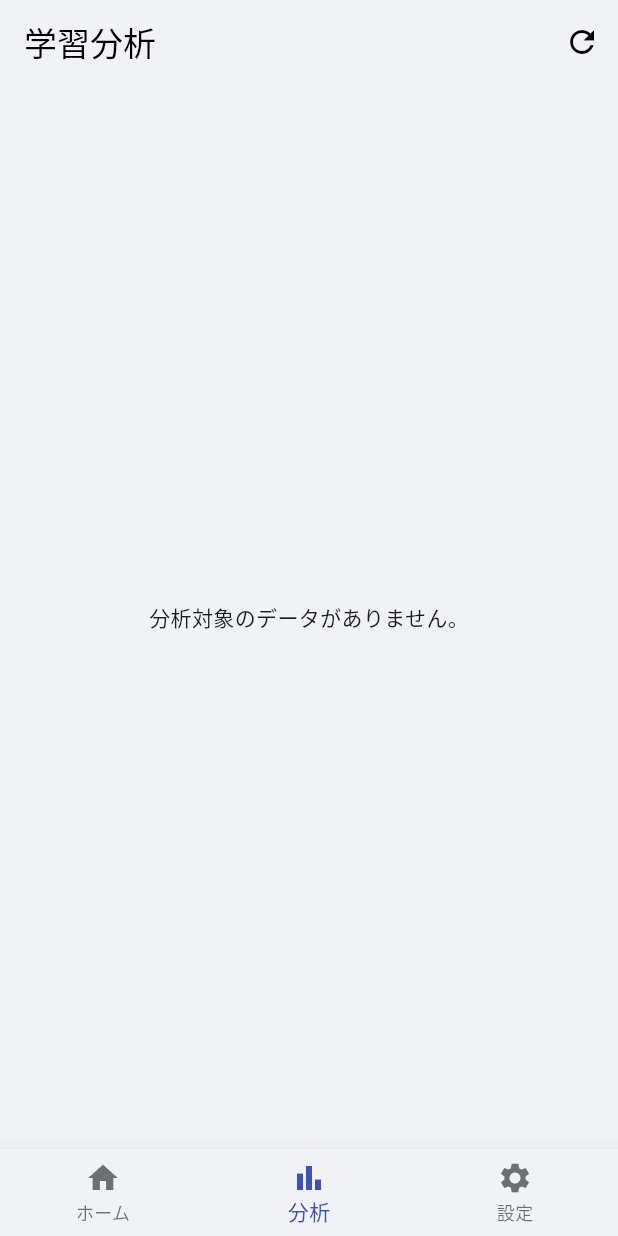
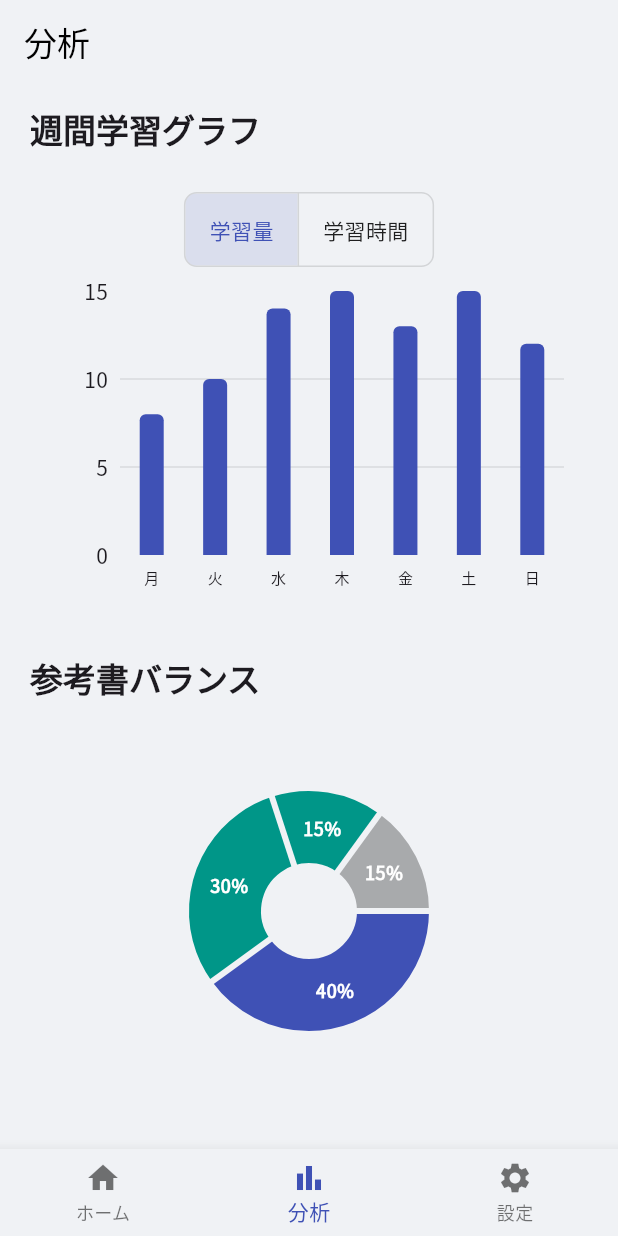
Before and after one commit to Nyao0410/Catalyze, a Flutter app: the screen it shows once a user with an empty profile is signed in, item 2 of the bottom bar chosen, on a phone screen of 412 x 824 dp. Run offline on Flutter 3.47's test engine with Material 3 defaults, Android fonts, the light colour scheme and no system bars; drawn by our look-alikes of fl_chart; our stand-ins replace cloud_firestore, firebase_auth, firebase_core, google_fonts; accounts and stored records are empty.

Commit message:
v1.3.5　UIウィジェット化

```diff
--- a/lib/main_scaffold.dart
+++ b/lib/main_scaffold.dart
@@ -1,6 +1,6 @@
 import 'package:flutter/material.dart';
 import 'package:study_ai_assistant/screens/analysis_screen.dart';
-import 'package:study_ai_assistant/screens/home_screen.dart';
+import 'package:study_ai_assistant/screens/home/home_screen.dart'; // 修正
 import 'package:study_ai_assistant/screens/settings_screen.dart';
 
 class MainScaffold extends StatefulWidget {
@@ -14,7 +14,7 @@ class _MainScaffoldState extends State<MainScaffold> {
   int _selectedIndex = 0;
 
   static const List<Widget> _widgetOptions = <Widget>[
-    HomeScreen(),
+    HomeScreen(), // 修正
     AnalysisScreen(),
     SettingsScreen(),
   ];
--- a/lib/screens/analysis_screen.dart
+++ b/lib/screens/analysis_screen.dart
@@ -1,12 +1,7 @@
 import 'package:flutter/material.dart';
 import 'package:study_ai_assistant/constants/app_sizes.dart';
-import 'package:study_ai_assistant/models/learning_record.dart';
-import 'package:study_ai_assistant/models/study_plan.dart';
-import 'package:study_ai_assistant/services/plan_service.dart';
-import 'package:fl_chart/fl_chart.dart';
-import 'package:intl/intl.dart';
-
-enum ChartType { pt, amount }
+import 'package:study_ai_assistant/widgets/analysis/book_balance_pie_chart.dart';
+import 'package:study_ai_assistant/widgets/analysis/weekly_bar_chart.dart';
 
 class AnalysisScreen extends StatefulWidget {
   const AnalysisScreen({super.key});
@@ -16,200 +11,100 @@ class AnalysisScreen extends StatefulWidget {
 }
 
 class _AnalysisScreenState extends State<AnalysisScreen> {
-  final PlanService _planService = PlanService();
-  late Future<Map<String, dynamic>> _analysisDataFuture;
-  ChartType _selectedChartType = ChartType.pt; // 表示切り替え用の状態
-
-  @override
-  void initState() {
-    super.initState();
-    _analysisDataFuture = _fetchAnalysisData();
-  }
-
-  Future<Map<String, dynamic>> _fetchAnalysisData() async {
-    final plans = await _planService.getStudyPlans().first;
-    final Map<String, List<LearningRecord>> allRecords = {};
-    for (final plan in plans) {
-      final records = await _planService.getLearningRecords(plan.id).first;
-      allRecords[plan.id] = records;
-    }
-    return {'plans': plans, 'allRecords': allRecords};
-  }
+  // 棒グラフの表示種別を管理する状態変数
+  BarChartType _barChartType = BarChartType.amount;
 
   @override
   Widget build(BuildContext context) {
+    final theme = Theme.of(context);
+    final colorScheme = theme.colorScheme;
+
     return Scaffold(
+      backgroundColor: colorScheme.surface,
       appBar: AppBar(
-        title: const Text('学習分析'),
-        actions: [
-          IconButton(
-            icon: const Icon(Icons.refresh),
-            onPressed: () {
-              setState(() {
-                _analysisDataFuture = _fetchAnalysisData();
-              });
-            },
+        title: const Text('分析'),
+        backgroundColor: colorScheme.surface,
+        elevation: 0,
       ),
+      body: SingleChildScrollView(
+        padding: const EdgeInsets.all(p16), // AppSizes.p16 -> p16
+        child: Column(
+          crossAxisAlignment: CrossAxisAlignment.start,
+          children: [
+            _buildSectionTitle(context, '週間学習グラフ'),
+            _buildBarChartCard(context),
+            const SizedBox(height: p24), // AppSizes.p24 -> p24
+            _buildSectionTitle(context, '参考書バランス'),
+            _buildPieChartCard(context),
           ],
         ),
-      body: FutureBuilder<Map<String, dynamic>>(
-        future: _analysisDataFuture,
-        builder: (context, snapshot) {
-          if (snapshot.connectionState == ConnectionState.waiting) {
-            return const Center(child: CircularProgressIndicator());
-          }
-          if (snapshot.hasError) {
-            return Center(child: Text('エラーが発生しました: ${snapshot.error}'));
-          }
-          if (!snapshot.hasData || (snapshot.data!['plans'] as List).isEmpty) {
-            return const Center(child: Text('分析対象のデータがありません。'));
-          }
-
-          final List<StudyPlan> plans = snapshot.data!['plans'];
-          final Map<String, List<LearningRecord>> allRecords = snapshot.data!['allRecords'];
-
-          return ListView(
-            padding: const EdgeInsets.all(p16),
-            children: [
-              _buildWeeklyChart(allRecords),
-              gapH24,
-              _buildBalanceChart(plans, allRecords),
-              gapH24,
-              _buildGapAnalysis(plans, allRecords),
-            ],
-          );
-        },
       ),
     );
   }
 
-  Widget _buildSectionTitle(String title, {Widget? trailing}) {
+  // セクションタイトルを生成するヘルパーメソッド
+  Widget _buildSectionTitle(BuildContext context, String title) {
     return Padding(
-      padding: const EdgeInsets.only(bottom: p16),
-      child: Row(
-        mainAxisAlignment: MainAxisAlignment.spaceBetween,
-        children: [
-          Text(title, style: Theme.of(context).textTheme.titleLarge),
-          if (trailing != null) trailing,
-        ],
+      padding: const EdgeInsets.only(left: p4, bottom: p8), // AppSizes.p4 -> p4, AppSizes.p8 -> p8
+      child: Text(
+        title,
+        style: Theme.of(context).textTheme.titleLarge?.copyWith(
+              fontWeight: FontWeight.bold,
+            ),
       ),
     );
   }
 
-  Widget _buildWeeklyChart(Map<String, List<LearningRecord>> allRecords) {
-    final weeklyData = <int, double>{ for (int i = 0; i < 7; i++) i: 0.0 };
-    final today = DateTime.now();
-
-    allRecords.values.expand((records) => records).forEach((record) {
-      final diff = today.difference(record.recordDate).inDays;
-      if (diff >= 0 && diff < 7) {
-        final value = _selectedChartType == ChartType.pt
-            ? record.actualPt.toDouble()
-            : record.pagesCompleted.toDouble();
-        weeklyData[diff] = (weeklyData[diff] ?? 0.0) + value;
-      }
-    });
-
-    final barGroups = List.generate(7, (index) {
-      final dayIndex = 6 - index;
-      return BarChartGroupData(
-        x: index,
-        barRods: [BarChartRodData(toY: weeklyData[dayIndex] ?? 0.0, color: Theme.of(context).colorScheme.primary, width: 16)],
-      );
-    });
-
-    return Column(
-      crossAxisAlignment: CrossAxisAlignment.start,
+  // 棒グラフのカードUI
+  Widget _buildBarChartCard(BuildContext context) {
+    final theme = Theme.of(context);
+    return Card(
+      elevation: 0,
+      color: theme.colorScheme.surface,
+      shape: RoundedRectangleBorder(
+        borderRadius: BorderRadius.circular(p12), // AppSizes.p12 -> p12
+      ),
+      child: Padding(
+        padding: const EdgeInsets.all(p16), // AppSizes.p16 -> p16
+        child: Column(
           children: [
-        _buildSectionTitle(
-          '週間学習グラフ',
-          trailing: ToggleButtons(
-            isSelected: [_selectedChartType == ChartType.pt, _selectedChartType == ChartType.amount],
+            // 「学習量」「学習時間」を切り替えるトグル
+            ToggleButtons(
+              isSelected: [_barChartType == BarChartType.amount, _barChartType == BarChartType.time],
               onPressed: (index) {
                 setState(() {
-                _selectedChartType = index == 0 ? ChartType.pt : ChartType.amount;
+                  _barChartType = index == 0 ? BarChartType.amount : BarChartType.time;
                 });
               },
-            borderRadius: BorderRadius.circular(8),
-            children: const [Padding(padding: EdgeInsets.symmetric(horizontal: 8), child: Text('PT')), Padding(padding: EdgeInsets.symmetric(horizontal: 8), child: Text('量'))],
+              borderRadius: BorderRadius.circular(p8), // AppSizes.p8 -> p8
+              children: const [
+                Padding(padding: EdgeInsets.symmetric(horizontal: p16), child: Text('学習量')),
+                Padding(padding: EdgeInsets.symmetric(horizontal: p16), child: Text('学習時間')),
+              ],
+            ),
+            const SizedBox(height: p16), // AppSizes.p16 -> p16
+            // 新しく作成した棒グラフウィジェットを呼び出し
+            WeeklyBarChart(barChartType: _barChartType),
+          ],
         ),
       ),
-        SizedBox(
-          height: 200,
-          child: BarChart(
-            BarChartData(
-              barGroups: barGroups,
-              titlesData: FlTitlesData(
-                bottomTitles: AxisTitles(
-                  sideTitles: SideTitles(
-                    showTitles: true,
-                    getTitlesWidget: (value, meta) {
-                      final day = today.subtract(Duration(days: 6 - value.toInt()));
-                      return Text(DateFormat('E', 'ja_JP').format(day));
-                    },
-                  ),
-                ),
-                leftTitles: const AxisTitles(sideTitles: SideTitles(showTitles: true, reservedSize: 32)),
-                topTitles: const AxisTitles(sideTitles: SideTitles(showTitles: false)),
-                rightTitles: const AxisTitles(sideTitles: SideTitles(showTitles: false)),
-              ),
-              borderData: FlBorderData(show: false),
-              gridData: const FlGridData(show: true, drawVerticalLine: false),
-            ),
-          ),
-        ),
-      ],
     );
   }
 
-  Widget _buildBalanceChart(List<StudyPlan> plans, Map<String, List<LearningRecord>> allRecords) {
-    final Map<String, double> balanceData = {};
-    for (final plan in plans) {
-      final totalPt = allRecords[plan.id]!.fold<double>(0.0, (sum, record) => sum + record.actualPt);
-      if (totalPt > 0) {
-        balanceData[plan.title] = totalPt;
-      }
-    }
-    if (balanceData.isEmpty) return const SizedBox.shrink();
-
-    final pieChartSections = balanceData.entries.map((entry) {
-      return PieChartSectionData(
-        value: entry.value,
-        title: '${entry.value.toStringAsFixed(0)} PT',
-        color: Colors.primaries[balanceData.keys.toList().indexOf(entry.key) % Colors.primaries.length],
-        radius: 80,
-      );
-    }).toList();
-
-    return Column(
-      crossAxisAlignment: CrossAxisAlignment.start,
-      children: [
-        _buildSectionTitle('参考書バランス'),
-        SizedBox(height: 200, child: PieChart(PieChartData(sections: pieChartSections))),
-      ],
-    );
-  }
-
-  Widget _buildGapAnalysis(List<StudyPlan> plans, Map<String, List<LearningRecord>> allRecords) {
-    return Column(
-      crossAxisAlignment: CrossAxisAlignment.start,
-      children: [
-        _buildSectionTitle('予測PTギャップ分析'),
-        ...plans.map((plan) {
-          final totalActualPt = allRecords[plan.id]!.fold<int>(0, (sum, record) => sum + record.actualPt);
-          final gap = totalActualPt - plan.predictedPt;
-          final gapText = gap > 0 ? '+$gap PT' : '$gap PT';
-          final color = gap > 0 ? Colors.orangeAccent : Colors.lightGreenAccent;
-
+  // 円グラフのカードUI
+  Widget _buildPieChartCard(BuildContext context) {
+    final theme = Theme.of(context);
     return Card(
-            child: ListTile(
-              title: Text(plan.title),
-              subtitle: Text('予測: ${plan.predictedPt} PT / 実績: $totalActualPt PT'),
-              trailing: Text(gapText, style: TextStyle(color: color, fontWeight: FontWeight.bold, fontSize: 16)),
+      elevation: 0,
+      color: theme.colorScheme.surface,
+      shape: RoundedRectangleBorder(
+        borderRadius: BorderRadius.circular(p12), // AppSizes.p12 -> p12
       ),
-          );
-        }),
-      ],
+      child: const Padding(
+        padding: EdgeInsets.all(p16), // AppSizes.p16 -> p16
+        // 新しく作成した円グラフウィジェットを呼び出し
+        child: BookBalancePieChart(),
+      ),
     );
   }
 }
--- /dev/null
+++ b/lib/widgets/analysis/book_balance_pie_chart.dart
@@ -0,0 +1,61 @@
+import 'package:fl_chart/fl_chart.dart';
+import 'package:flutter/material.dart';
+import 'package:study_ai_assistant/constants/app_sizes.dart';
+
+class BookBalancePieChart extends StatelessWidget {
+  const BookBalancePieChart({super.key});
+  // ToDo: 本来は加工済みのグラフ用データを渡すが、今回は仮のデータをウィジェット内で生成
+
+  @override
+  Widget build(BuildContext context) {
+    final theme = Theme.of(context);
+    final colorScheme = theme.colorScheme;
+    final textTheme = theme.textTheme;
+
+    // 仮のデータを生成
+    // ToDo: PlanServiceから取得した実績データを元にこのデータを生成する
+    final pieSections = [
+      PieChartSectionData(
+        color: colorScheme.primary,
+        value: 40,
+        title: '40%',
+        radius: p48, // AppSizes.p48 -> p48
+        titleStyle: textTheme.bodySmall?.copyWith(fontWeight: FontWeight.bold, color: Colors.white),
+      ),
+      PieChartSectionData(
+        color: colorScheme.secondary,
+        value: 30,
+        title: '30%',
+        radius: p48, // AppSizes.p48 -> p48
+        titleStyle: textTheme.bodySmall?.copyWith(fontWeight: FontWeight.bold, color: Colors.white),
+      ),
+       PieChartSectionData(
+        color: colorScheme.tertiary,
+        value: 15,
+        title: '15%',
+        radius: p48, // AppSizes.p48 -> p48
+        titleStyle: textTheme.bodySmall?.copyWith(fontWeight: FontWeight.bold, color: Colors.white),
+      ),
+      PieChartSectionData(
+        color: colorScheme.onSurface.withAlpha(76),
+        value: 15,
+        title: '15%',
+        radius: p48, // AppSizes.p48 -> p48
+        titleStyle: textTheme.bodySmall?.copyWith(fontWeight: FontWeight.bold, color: Colors.white),
+      ),
+    ];
+
+
+    return AspectRatio(
+      aspectRatio: 1.5,
+      child: PieChart(
+        PieChartData(
+          sectionsSpace: p4, // AppSizes.p4 -> p4
+          centerSpaceRadius: p32, // AppSizes.p32 -> p32
+          sections: pieSections,
+          borderData: FlBorderData(show: false),
+        ),
+      ),
+    );
+  }
+}
--- /dev/null
+++ b/lib/widgets/analysis/weekly_bar_chart.dart
@@ -0,0 +1,91 @@
+import 'package:fl_chart/fl_chart.dart';
+import 'package:flutter/material.dart';
+import 'package:study_ai_assistant/constants/app_sizes.dart';
+
+// 棒グラフの表示種別を定義するenum
+enum BarChartType { amount, time }
+
+class WeeklyBarChart extends StatelessWidget {
+  const WeeklyBarChart({
+    super.key,
+    required this.barChartType,
+    // ToDo: 本来は加工済みのグラフ用データを渡すが、今回は仮のデータをウィジェット内で生成
+  });
+
+  final BarChartType barChartType;
+
+  @override
+  Widget build(BuildContext context) {
+    final theme = Theme.of(context);
+    final colorScheme = theme.colorScheme;
+    final isAmount = barChartType == BarChartType.amount;
+
+    return AspectRatio(
+      aspectRatio: 1.7,
+      child: BarChart(
+        BarChartData(
+          alignment: BarChartAlignment.spaceAround,
+          barTouchData: BarTouchData(enabled: false),
+          titlesData: FlTitlesData(
+            show: true,
+            topTitles: const AxisTitles(sideTitles: SideTitles(showTitles: false)),
+            rightTitles: const AxisTitles(sideTitles: SideTitles(showTitles: false)),
+            bottomTitles: AxisTitles(
+              sideTitles: SideTitles(
+                showTitles: true,
+                getTitlesWidget: (value, meta) {
+                  const style = TextStyle(fontSize: 10);
+                  String text;
+                  switch (value.toInt()) {
+                    case 0: text = '月'; break;
+                    case 1: text = '火'; break;
+                    case 2: text = '水'; break;
+                    case 3: text = '木'; break;
+                    case 4: text = '金'; break;
+                    case 5: text = '土'; break;
+                    case 6: text = '日'; break;
+                    default: text = ''; break;
+                  }
+                  return SideTitleWidget(axisSide: meta.axisSide, child: Text(text, style: style));
+                },
+                reservedSize: p24, // AppSizes.p24 -> p24
+              ),
+            ),
+          ),
+          gridData: FlGridData(
+            show: true,
+            drawVerticalLine: false,
+            getDrawingHorizontalLine: (value) => FlLine(
+              color: colorScheme.onSurface.withAlpha(25), // withOpacity(0.1) -> withAlpha(0.1 * 255) = 25.5
+              strokeWidth: 1,
+            ),
+          ),
+          borderData: FlBorderData(show: false),
+          barGroups: _generateBarGroups(colorScheme, isAmount), // 仮のデータを生成
+        ),
+      ),
+    );
+  }
+
+  // 仮のデータを生成するヘルパー関数
+  List<BarChartGroupData> _generateBarGroups(ColorScheme colorScheme, bool isAmount) {
+    // ToDo: PlanServiceから取得した実績データを元にこのデータを生成する
+    final yValues = isAmount ? [8.0, 10.0, 14.0, 15.0, 13.0, 15.0, 12.0] : [1.5, 2.0, 2.5, 3.0, 2.0, 2.2, 1.8];
+    return List.generate(7, (i) {
+      return BarChartGroupData(
+        x: i,
+        barRods: [
+          BarChartRodData(
+            toY: yValues[i],
+            color: colorScheme.primary,
+            width: p16, // AppSizes.p16 -> p16
+            borderRadius: const BorderRadius.only(
+              topLeft: Radius.circular(p4), // AppSizes.p4 -> p4
+              topRight: Radius.circular(p4), // AppSizes.p4 -> p4
+            ),
+          ),
+        ],
+      );
+    });
+  }
+}
```
Also changed, not shown: lib/screens/home/home_screen.dart (added, +58 -0 lines), lib/screens/home_screen.dart (deleted, +0 -65 lines), lib/screens/plan/plan_list_screen.dart (added, +122 -0 lines), lib/widgets/home/overall_progress_card.dart (added, +56 -0 lines), lib/widgets/home/plan_list_preview.dart (added, +44 -0 lines), 1 other file. Lines whose indentation alone changed are shown as unchanged.
